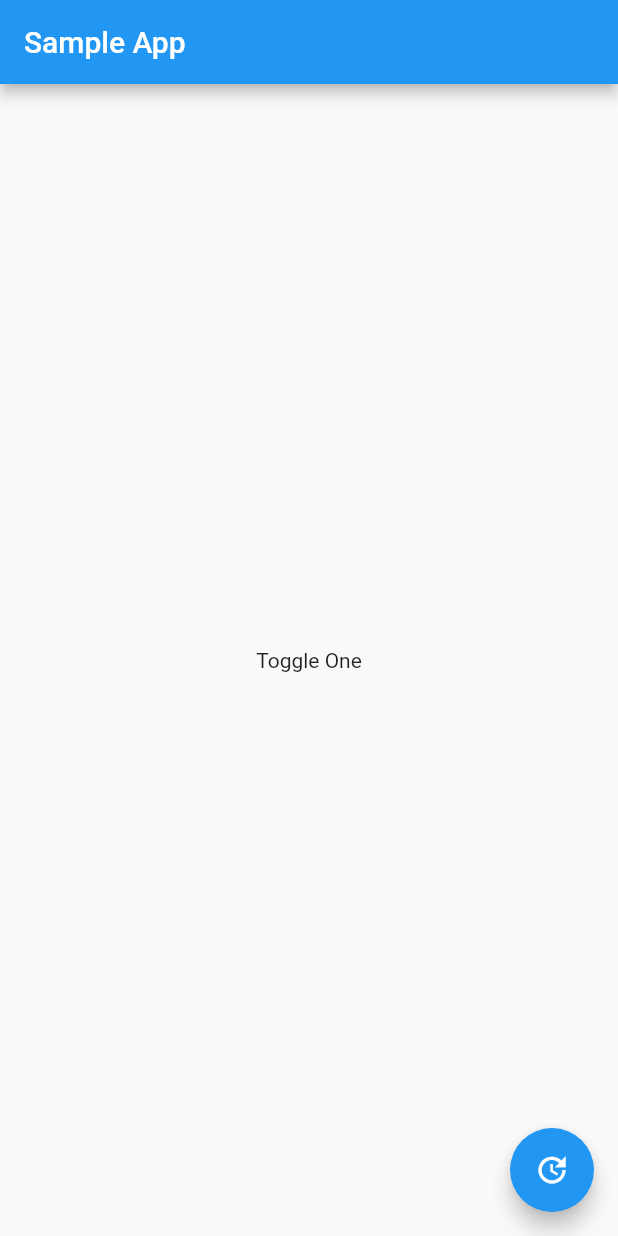
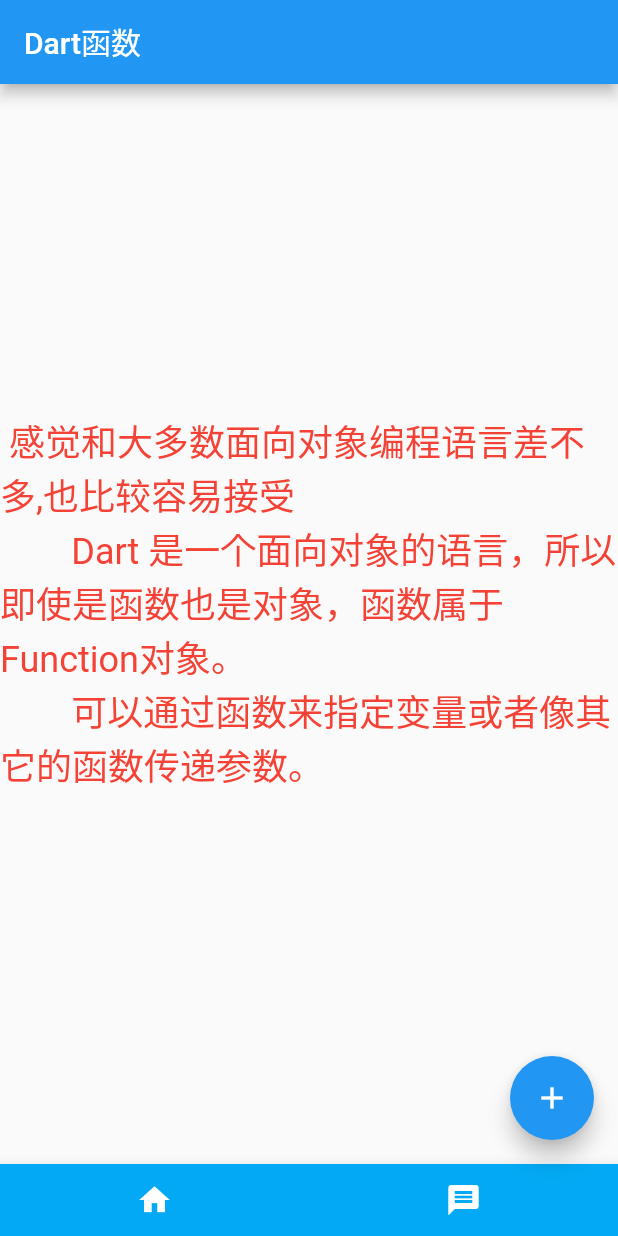
Before and after one commit to yzjzmn/Flutter_learning, a Flutter app: the screen it shows after launch, on a phone screen of 412 x 824 dp. Run offline on Flutter 3.47's test engine with Material 2 defaults, Android fonts, the phone set to English and light mode, and no system bars.

Commit message:
Founctions

```diff
--- /dev/null
+++ b/one_project/lib/FounctionsPage.dart
@@ -0,0 +1,175 @@
+import 'package:flutter/material.dart';
+// 作为前端工程师,肯定是面向UI编程的😆😆😆,只看语法会无聊,就撸了个tabbar
+
+// BottomAppBar应该有蛮多种写法的吧
+
+class FounctionsPage extends StatefulWidget {
+  FounctionsPage({Key key}) : super(key: key);
+
+  @override
+  _FounctionsPageState createState() => _FounctionsPageState();
+}
+
+  class _FounctionsPageState extends State<FounctionsPage> {
+
+
+  // 相当于ViewDidLoad
+  @override
+  Widget build(BuildContext context) {
+    return Scaffold(
+
+      appBar: AppBar(
+        title: Text('Dart函数'),
+        ),
+
+        body: Center(
+          child: Text(r''' 感觉和大多数面向对象编程语言差不多,也比较容易接受
+        Dart 是一个面向对象的语言，所以即使是函数也是对象，函数属于Function对象。
+        可以通过函数来指定变量或者像其它的函数传递参数。
+         ''',style: TextStyle(color: Colors.red, fontSize: 24),),
+        ),
+
+        floatingActionButton: FloatingActionButton(
+        onPressed: _fountionsAction(),//TODO: 命令行执行reload,自动调用_fountionsAction方法 暂时不知道原因
+        tooltip: 'Update Text',
+        child: Icon(Icons.add),
+      ),
+
+      bottomNavigationBar: BottomAppBar(
+        color: Colors.lightBlue,
+        shape: CircularNotchedRectangle(),
+        // 设置底栏的形状，一般使用这个都是为了和floatingActionButton融合
+        // 所以使用的值都是CircularNotchedRectangle(),有缺口的圆形矩形
+        child: Row(
+          // 里边可以放置大部分Widget，让我们随心所欲的设计底栏
+          mainAxisAlignment: MainAxisAlignment.spaceAround,
+          mainAxisSize: MainAxisSize.max,
+          children: <Widget>[
+            IconButton(
+              color: Colors.white,
+              onPressed: (){
+
+              },
+              icon: Icon(
+                Icons.home,
+                color: Colors.white,
+                ),
+              ),
+              IconButton(
+                color: Colors.white,
+                onPressed: (){
+
+                },
+                icon: Icon(
+                  Icons.message,
+                  color: Colors.white,
+                ),)
+          ],
+        ),
+
+      ),
+
+    );
+  }
+
+  // Actions
+  _fountionsAction() {
+    print('--------------');
+
+    var _nobleGase = {
+      1 : 'one',
+      2 : 'two'
+    };
+    // 函数实现的例子:
+    // bool isNoble(int atomicNum) {
+    //   return _nobleGase[atomicNum] !=null;
+    // }
+
+    // 可以去掉形式参数数据类型和返回值的数据类型
+    // 下面的例子演示了这些:
+    // isNotble(atomicNum) {
+    //   return _nobleGase[atomicNum] !=null;
+    // }
+
+    // 如果函数只有单个语句，可以采用简略的形式
+    // bool isNobool(int atomicNum) => _nobleGase[atomicNum] !=null;
+
+    // 函数可以有两中类型的参数:
+    // 必须的参数放在参数列表的前面
+    // 可选的参数跟在必须的参数后面
+
+    // 可选的参数
+    // 可以通过名字或位置个函数指定可选参数
+
+    // 可选的名字参数
+    // 在调用函数时，可以指定参数的名字及相应的取值，采用paramName: value的格式
+
+    // 例如定义函数:
+
+    /// Sets the [bold] and [hidden] flags to the values
+    /// you specify.
+    // enableFlags({bool enable, bool hidden}) {
+    //   // ..
+    // }
+
+    // 函数调用:
+    // enableFlags(enable: true, hidden: false);
+
+
+    // 可选的位置参数
+    // 将参数使用[] 括起来，用来表明是可选位置参数
+    // 例如下面的例子，函数定义:
+    String say(String from, String msg, [String device]) {
+      var result = '$from says $msg';
+      if (device != null) {
+        result = '$result with a $device';
+      }
+      return result;
+    }
+
+    // 调用函数不包含第三个参数:
+    assert(say('leiting', 'byebye') == 'leiting says byebye');
+
+    // 调用函数包含第三个参数:
+    assert(say('leiting', 'byebye', 'haha') == 'leiting says byebye with a haha');
+
+
+    /// 参数默认值
+    // 可以定义包含默认位置参数或默认名字参数的函数
+    // 参数的默认值必须是编译时的静态值
+    // 假如定义函数时，没有指定默认的参数值，则参数值默认为null
+    // 使用冒号(:)来设置默认名字参数
+
+    // Sets the [bold] and [hidden] flags to the values you
+    // specify, defaulting to false.
+    enableFlag({bool bold: false, bool hidden: false}) {
+      // ...
+    }
+    // bold will be true; hidden will be false.
+    enableFlag(bold: true);
+
+    // bold,hidden默认值都是 false,函数调用 enableFlag(bold: true) ,结果bold=true; hidden=默认值false
+
+    // - 使用等号(`= `)来设置默位置字参数
+    String saying(String form, String msg, [String device = '开拓者牛批', String mark]) {
+      var result = '$form says $msg';
+      if (device !=null) {
+        // 因为device有默认值,肯定不为空;
+        result = '$result with a $device';
+      }        // 即使device == null也可以使用$拼接吧
+      if (mark !=null) {
+        result = '$result in $mark mark';
+      }
+
+      return result;
+    }
+
+    print(saying('yzj', 'niubi'));
+    print(saying('you', 'niubi', '雷霆真悲剧'));
+    print(saying('you', 'niubi', null, '是啊'));
+    print(saying('you', 'niubi', '雷霆真悲剧', '是啊'));
+
+  }
+
+
+}
--- a/one_project/lib/main.dart
+++ b/one_project/lib/main.dart
@@ -1,6 +1,7 @@
 import 'package:flutter/material.dart';
 import 'dart:math';
 import 'SampleAppPage.dart';
+import 'FounctionsPage.dart';
 
 void main() => runApp(MyApp());
 
@@ -25,8 +26,14 @@ class MyApp extends StatelessWidget {
 
       //设置不同homepage
 
-      home: SampleAppPage(),
       // home: MyHomePage(title: 'Yzj的第一个flutter程序'),
+
+      // 基础语法
+      // home: SampleAppPage(),
+
+      // Dart函数
+      home: FounctionsPage(),
+
     );
   }
 }
```
Also changed, not shown: one_project/lib/SampleAppPage.dart (+7 -6 lines).
